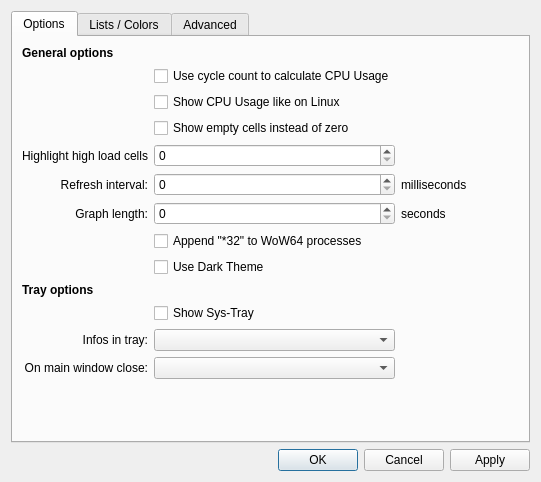
Qt form TaskExplorer/Forms/SettingsWindow.ui (DavidXanatos/TaskExplorer) before a commit.
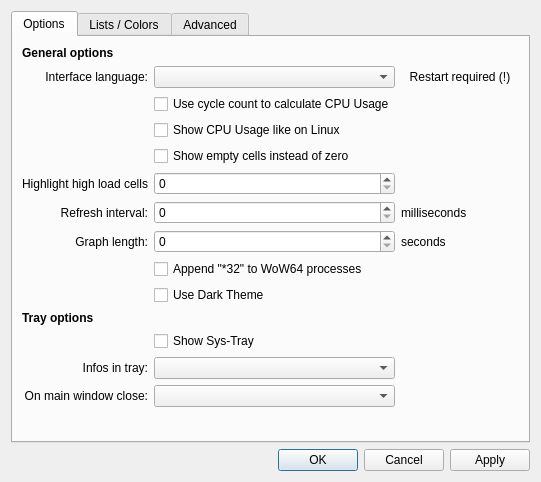
The same form after that commit.

The edit to the form file:
```diff
--- a/TaskExplorer/Forms/SettingsWindow.ui
+++ b/TaskExplorer/Forms/SettingsWindow.ui
@@ -7,7 +7,7 @@
     <x>0</x>
     <y>0</y>
     <width>541</width>
-    <height>437</height>
+    <height>451</height>
    </rect>
   </property>
   <property name="sizePolicy">
@@ -54,14 +54,20 @@
         <layout class="QGridLayout" name="gridLayout_4">
          <item row="1" column="0">
           <layout class="QGridLayout" name="gridLayout_3">
-           <item row="7" column="1">
-            <widget class="QCheckBox" name="chkShow32">
-             <property name="text">
-              <string>Append &quot;*32&quot; to WoW64 processes</string>
+           <item row="16" column="0">
+            <spacer name="horizontalSpacer_3">
+             <property name="orientation">
+              <enum>Qt::Horizontal</enum>
              </property>
-            </widget>
+             <property name="sizeHint" stdset="0">
+              <size>
+               <width>40</width>
+               <height>20</height>
+              </size>
+             </property>
+            </spacer>
            </item>
-           <item row="15" column="1">
+           <item row="16" column="1">
             <spacer name="verticalSpacer">
              <property name="orientation">
               <enum>Qt::Vertical</enum>
@@ -74,44 +80,31 @@
              </property>
             </spacer>
            </item>
-           <item row="15" column="0">
-            <spacer name="horizontalSpacer_3">
-             <property name="orientation">
-              <enum>Qt::Horizontal</enum>
-             </property>
-             <property name="sizeHint" stdset="0">
-              <size>
-               <width>40</width>
-               <height>20</height>
-              </size>
-             </property>
-            </spacer>
+           <item row="1" column="1">
+            <widget class="QComboBox" name="uiLang"/>
            </item>
-           <item row="3" column="1">
+           <item row="4" column="1">
             <widget class="QCheckBox" name="chkClearZeros">
              <property name="text">
               <string>Show empty cells instead of zero</string>
              </property>
             </widget>
            </item>
-           <item row="5" column="2">
+           <item row="8" column="1">
+            <widget class="QCheckBox" name="chkShow32">
+             <property name="text">
+              <string>Append &quot;*32&quot; to WoW64 processes</string>
+             </property>
+            </widget>
+           </item>
+           <item row="6" column="2">
             <widget class="QLabel" name="label_12">
              <property name="text">
               <string>milliseconds</string>
              </property>
             </widget>
            </item>
-           <item row="4" column="0">
-            <widget class="QLabel" name="label_18">
-             <property name="text">
-              <string>Highlight high load cells</string>
-             </property>
-             <property name="alignment">
-              <set>Qt::AlignRight|Qt::AlignTrailing|Qt::AlignVCenter</set>
-             </property>
-            </widget>
-           </item>
-           <item row="5" column="1">
+           <item row="6" column="1">
             <widget class="QSpinBox" name="refreshInterval">
              <property name="maximum">
               <number>10000</number>
@@ -121,6 +114,26 @@
              </property>
             </widget>
            </item>
+           <item row="5" column="0">
+            <widget class="QLabel" name="label_18">
+             <property name="text">
+              <string>Highlight high load cells</string>
+             </property>
+             <property name="alignment">
+              <set>Qt::AlignRight|Qt::AlignTrailing|Qt::AlignVCenter</set>
+             </property>
+            </widget>
+           </item>
+           <item row="7" column="0">
+            <widget class="QLabel" name="label_8">
+             <property name="text">
+              <string>Graph length:</string>
+             </property>
+             <property name="alignment">
+              <set>Qt::AlignRight|Qt::AlignTrailing|Qt::AlignVCenter</set>
+             </property>
+            </widget>
+           </item>
            <item row="0" column="0">
             <widget class="QLabel" name="label_4">
              <property name="font">
@@ -134,51 +147,48 @@
              </property>
             </widget>
            </item>
-           <item row="6" column="2">
-            <widget class="QLabel" name="label_11">
-             <property name="text">
-              <string>seconds</string>
-             </property>
-            </widget>
-           </item>
-           <item row="1" column="1">
+           <item row="2" column="1">
             <widget class="QCheckBox" name="chkUseCycles">
              <property name="text">
               <string>Use cycle count to calculate CPU Usage</string>
              </property>
             </widget>
            </item>
-           <item row="6" column="0">
-            <widget class="QLabel" name="label_8">
+           <item row="7" column="2">
+            <widget class="QLabel" name="label_11">
              <property name="text">
-              <string>Graph length:</string>
+              <string>seconds</string>
              </property>
-             <property name="alignment">
-              <set>Qt::AlignRight|Qt::AlignTrailing|Qt::AlignVCenter</set>
-             </property>
             </widget>
            </item>
-           <item row="9" column="0">
-            <widget class="QLabel" name="label_5">
-             <property name="font">
-              <font>
-               <weight>75</weight>
-               <bold>true</bold>
-              </font>
-             </property>
+           <item row="3" column="1">
+            <widget class="QCheckBox" name="chkLinuxStyle">
              <property name="text">
-              <string>Tray options</string>
+              <string>Show CPU Usage like on Linux</string>
              </property>
             </widget>
            </item>
-           <item row="10" column="1">
+           <item row="11" column="1">
             <widget class="QCheckBox" name="chkShowTray">
              <property name="text">
               <string>Show Sys-Tray</string>
              </property>
             </widget>
            </item>
-           <item row="6" column="1">
+           <item row="10" column="0">
+            <widget class="QLabel" name="label_5">
+             <property name="font">
+              <font>
+               <weight>75</weight>
+               <bold>true</bold>
+              </font>
+             </property>
+             <property name="text">
+              <string>Tray options</string>
+             </property>
+            </widget>
+           </item>
+           <item row="7" column="1">
             <widget class="QSpinBox" name="graphLength">
              <property name="maximum">
               <number>1800</number>
@@ -188,27 +198,7 @@
              </property>
             </widget>
            </item>
-           <item row="2" column="1">
-            <widget class="QCheckBox" name="chkLinuxStyle">
-             <property name="text">
-              <string>Show CPU Usage like on Linux</string>
-             </property>
-             <property name="tristate">
-              <bool>true</bool>
-             </property>
-            </widget>
-           </item>
-           <item row="8" column="1">
-            <widget class="QCheckBox" name="chkDarkTheme">
-             <property name="text">
-              <string>Use Dark Theme</string>
-             </property>
-            </widget>
-           </item>
-           <item row="4" column="1">
-            <widget class="QSpinBox" name="highlightCount"/>
-           </item>
-           <item row="5" column="0">
+           <item row="6" column="0">
             <widget class="QLabel" name="label_9">
              <property name="text">
               <string>Refresh interval:</string>
@@ -218,10 +208,7 @@
              </property>
             </widget>
            </item>
-           <item row="11" column="1">
-            <widget class="QComboBox" name="trayMode"/>
-           </item>
-           <item row="15" column="2">
+           <item row="16" column="2">
             <spacer name="horizontalSpacer_2">
              <property name="orientation">
               <enum>Qt::Horizontal</enum>
@@ -234,7 +221,17 @@
              </property>
             </spacer>
            </item>
-           <item row="11" column="0">
+           <item row="9" column="1">
+            <widget class="QCheckBox" name="chkDarkTheme">
+             <property name="text">
+              <string>Use Dark Theme</string>
+             </property>
+            </widget>
+           </item>
+           <item row="5" column="1">
+            <widget class="QSpinBox" name="highlightCount"/>
+           </item>
+           <item row="12" column="0">
             <widget class="QLabel" name="label_10">
              <property name="text">
               <string>Infos in tray:</string>
@@ -244,7 +241,7 @@
              </property>
             </widget>
            </item>
-           <item row="12" column="0">
+           <item row="13" column="0">
             <widget class="QLabel" name="label_15">
              <property name="text">
               <string>On main window close:</string>
@@ -255,8 +252,31 @@
             </widget>
            </item>
            <item row="12" column="1">
+            <widget class="QComboBox" name="trayMode"/>
+           </item>
+           <item row="13" column="1">
             <widget class="QComboBox" name="onClose"/>
            </item>
+           <item row="1" column="0">
+            <widget class="QLabel" name="label_23">
+             <property name="text">
+              <string>Interface language:</string>
+             </property>
+             <property name="alignment">
+              <set>Qt::AlignRight|Qt::AlignTrailing|Qt::AlignVCenter</set>
+             </property>
+            </widget>
+           </item>
+           <item row="1" column="2">
+            <widget class="QLabel" name="label_24">
+             <property name="text">
+              <string>Restart required (!)</string>
+             </property>
+             <property name="alignment">
+              <set>Qt::AlignCenter</set>
+             </property>
+            </widget>
+           </item>
           </layout>
          </item>
         </layout>
```
Left out of the diff: 3 changed lines with no effect on the pictures.
